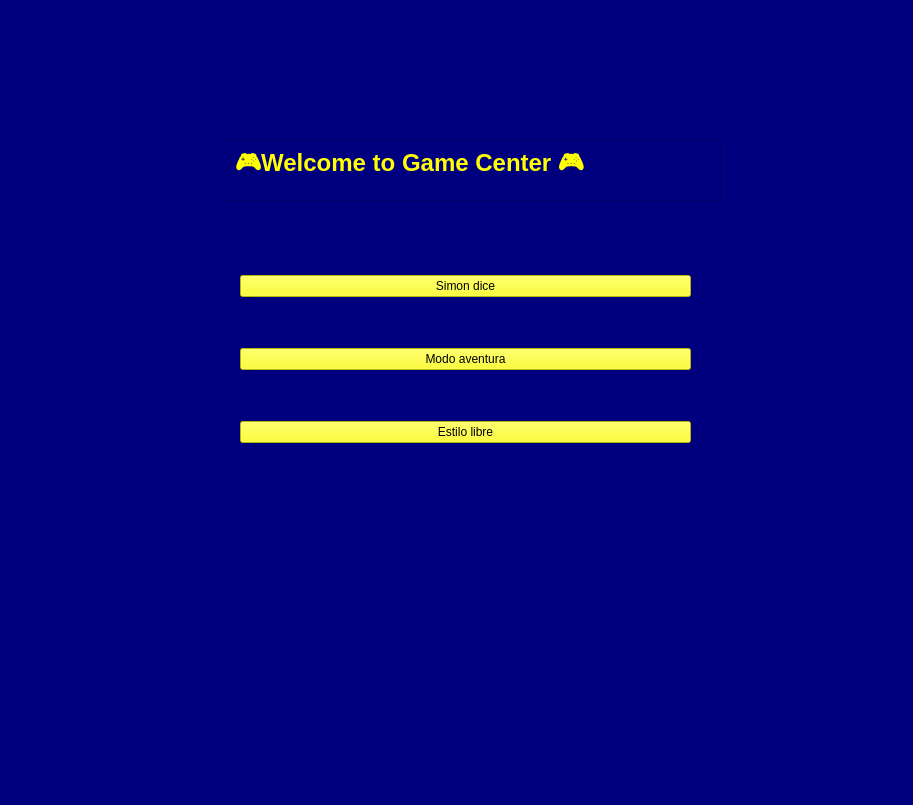
This is Interfaz Gráfica/menu.ui in ChrisX4Ever/TIC2_PF_CICS as Qt 5 draws it before an edit. The edited form follows.
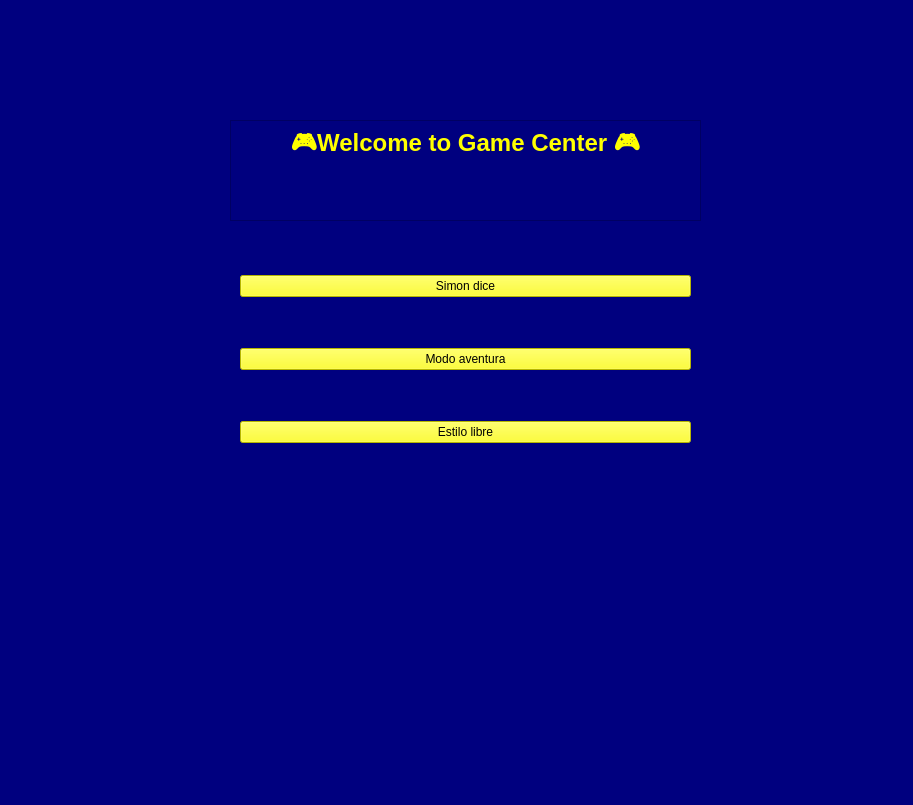
This is the edited form. Icons and pictures are not drawn.

The edit to the form file:
```diff
--- a/Interfaz Gráfica/menu.ui
+++ b/Interfaz Gráfica/menu.ui
@@ -75,26 +75,35 @@
    <property name="geometry">
     <rect>
      <x>230</x>
-     <y>140</y>
-     <width>491</width>
-     <height>61</height>
+     <y>120</y>
+     <width>471</width>
+     <height>101</height>
     </rect>
    </property>
+   <property name="focusPolicy">
+    <enum>Qt::NoFocus</enum>
+   </property>
+   <property name="verticalScrollBarPolicy">
+    <enum>Qt::ScrollBarAlwaysOff</enum>
+   </property>
+   <property name="horizontalScrollBarPolicy">
+    <enum>Qt::ScrollBarAsNeeded</enum>
+   </property>
    <property name="html">
     <string>&lt;!DOCTYPE HTML PUBLIC &quot;-//W3C//DTD HTML 4.0//EN&quot; &quot;http://www.w3.org/TR/REC-html40/strict.dtd&quot;&gt;
 &lt;html&gt;&lt;head&gt;&lt;meta name=&quot;qrichtext&quot; content=&quot;1&quot; /&gt;&lt;style type=&quot;text/css&quot;&gt;
 p, li { white-space: pre-wrap; }
 &lt;/style&gt;&lt;/head&gt;&lt;body style=&quot; font-family:'MS Shell Dlg 2'; font-size:8.25pt; font-weight:400; font-style:normal;&quot;&gt;
-&lt;p style=&quot; margin-top:12px; margin-bottom:12px; margin-left:0px; margin-right:0px; -qt-block-indent:0; text-indent:0px;&quot;&gt;&lt;span style=&quot; font-size:18pt; font-weight:600; color:#ffff00;&quot;&gt;🎮Welcome to Game Center 🎮&lt;/span&gt;&lt;/p&gt;&lt;/body&gt;&lt;/html&gt;</string>
+&lt;p align=&quot;center&quot; style=&quot; margin-top:12px; margin-bottom:12px; margin-left:0px; margin-right:0px; -qt-block-indent:0; text-indent:0px;&quot;&gt;&lt;span style=&quot; font-size:18pt; font-weight:600; color:#ffff00;&quot;&gt;🎮Welcome to Game Center 🎮&lt;/span&gt;&lt;/p&gt;&lt;/body&gt;&lt;/html&gt;</string>
    </property>
   </widget>
   <widget class="QLabel" name="label">
    <property name="geometry">
     <rect>
-     <x>650</x>
-     <y>500</y>
-     <width>241</width>
-     <height>231</height>
+     <x>720</x>
+     <y>470</y>
+     <width>161</width>
+     <height>151</height>
     </rect>
    </property>
    <property name="text">
@@ -111,7 +120,7 @@
    <property name="geometry">
     <rect>
      <x>30</x>
-     <y>40</y>
+     <y>50</y>
      <width>171</width>
      <height>241</height>
     </rect>
@@ -120,7 +129,45 @@
     <string/>
    </property>
    <property name="pixmap">
-    <pixmap>../../Downloads/pngwing.com.png</pixmap>
+    <pixmap>imagenes/pngwing.com.png</pixmap>
+   </property>
+   <property name="scaledContents">
+    <bool>true</bool>
+   </property>
+  </widget>
+  <widget class="QLabel" name="label_3">
+   <property name="geometry">
+    <rect>
+     <x>720</x>
+     <y>60</y>
+     <width>161</width>
+     <height>181</height>
+    </rect>
+   </property>
+   <property name="text">
+    <string/>
+   </property>
+   <property name="pixmap">
+    <pixmap>imagenes/584df3ad6a5ae41a83ddee08.png</pixmap>
+   </property>
+   <property name="scaledContents">
+    <bool>true</bool>
+   </property>
+  </widget>
+  <widget class="QLabel" name="label_4">
+   <property name="geometry">
+    <rect>
+     <x>40</x>
+     <y>510</y>
+     <width>271</width>
+     <height>81</height>
+    </rect>
+   </property>
+   <property name="text">
+    <string/>
+   </property>
+   <property name="pixmap">
+    <pixmap>imagenes/pngwing.com (1).png</pixmap>
    </property>
    <property name="scaledContents">
     <bool>true</bool>
```
Left out of the diff: 2 changed lines with no effect on the pictures.
